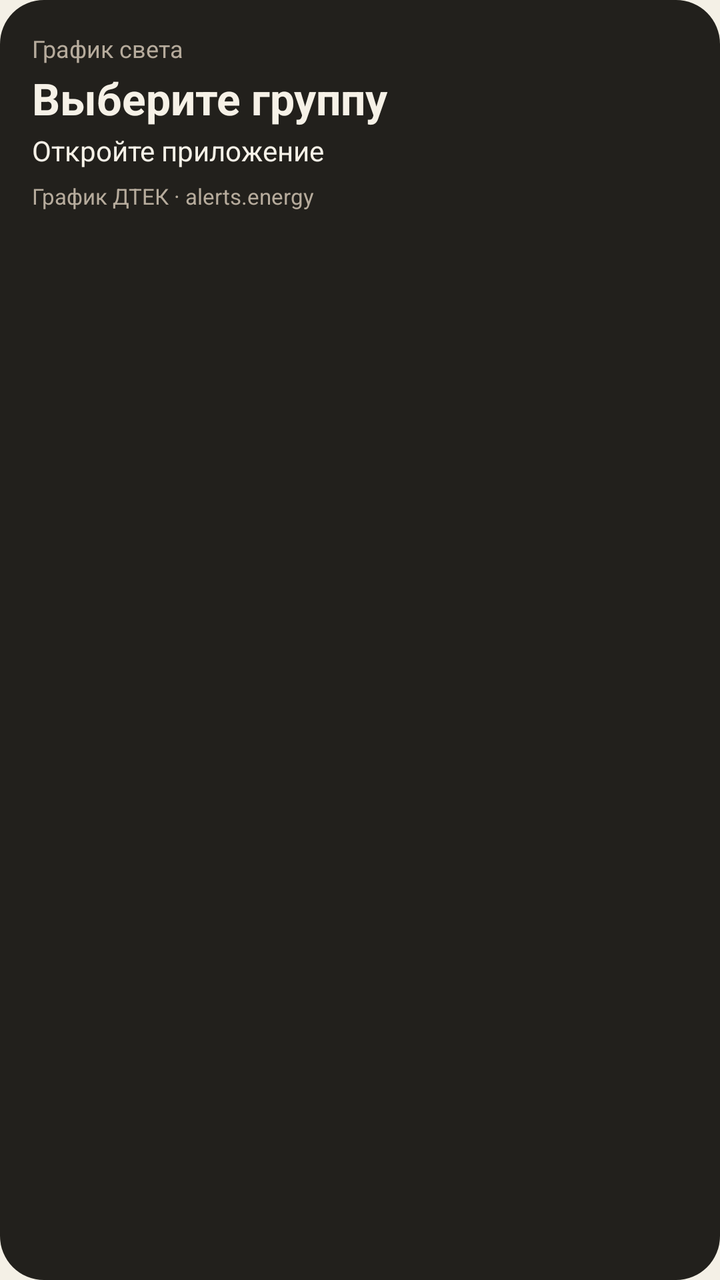
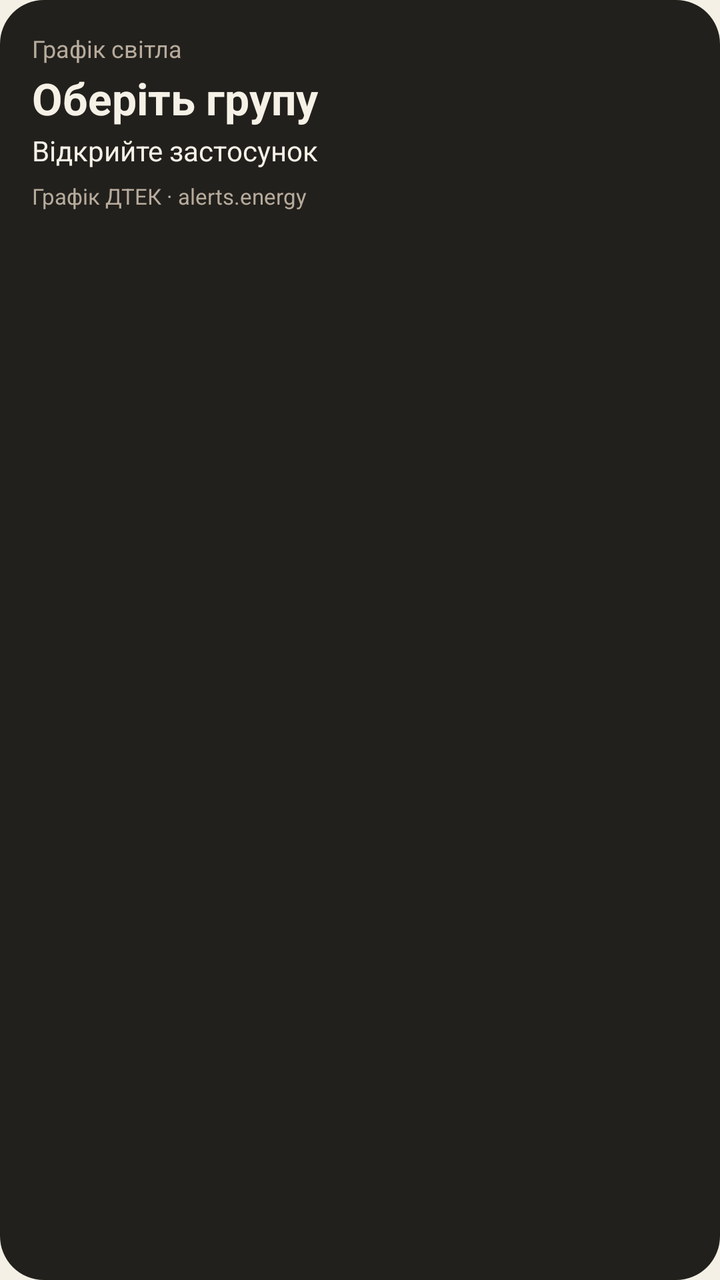

Before-and-after screenshots of an Android layout around one commit, followed by the original layout XML and the change that was made.
<!-- AndroidManifest.xml: application theme Theme.Svitlo -->
<!-- res/layout/widget_svitlo.xml -->
<?xml version="1.0" encoding="utf-8"?>
<LinearLayout xmlns:android="http://schemas.android.com/apk/res/android"
    android:id="@+id/widget_root"
    android:layout_width="match_parent"
    android:layout_height="match_parent"
    android:background="@drawable/widget_bg"
    android:orientation="vertical"
    android:padding="16dp">

    <TextView
        android:id="@+id/widget_kicker"
        android:layout_width="match_parent"
        android:layout_height="wrap_content"
        android:text="График света"
        android:maxLines="2"
        android:ellipsize="end"
        android:textColor="#B6AB9C"
        android:textSize="12sp" />

    <TextView
        android:id="@+id/widget_status"
        android:layout_width="match_parent"
        android:layout_height="wrap_content"
        android:layout_marginTop="2dp"
        android:text="Выберите группу"
        android:textColor="#F6F1E7"
        android:textSize="22sp"
        android:textStyle="bold" />

    <TextView
        android:id="@+id/widget_next"
        android:layout_width="match_parent"
        android:layout_height="wrap_content"
        android:layout_marginTop="2dp"
        android:ellipsize="end"
        android:maxLines="2"
        android:text="Откройте приложение"
        android:textColor="#F6F1E7"
        android:textSize="14sp" />

    <ImageView
        android:id="@+id/widget_scale"
        android:layout_width="match_parent"
        android:layout_height="32dp"
        android:layout_marginTop="8dp"
        android:contentDescription="График на сегодня"
        android:scaleType="fitXY"
        android:visibility="gone" />

    <TextView
        android:id="@+id/widget_updated"
        android:layout_width="match_parent"
        android:layout_height="wrap_content"
        android:layout_marginTop="6dp"
        android:text="График ДТЕК · alerts.energy"
        android:textColor="#B6AB9C"
        android:textSize="11sp" />
</LinearLayout>
<!-- resources referenced by this layout -->
<resources>
  <!-- drawable widget_bg (drawable) -->
  <shape xmlns:android="http://schemas.android.com/apk/res/android"
      android:shape="rectangle">
      <solid android:color="@color/widget_bg" />
      <corners android:radius="22dp" />
  </shape>
  <style name="Theme.Svitlo" parent="android:Theme.Material.NoActionBar">
          <item name="android:statusBarColor">#F4F0E6</item>
          <item name="android:navigationBarColor">#F4F0E6</item>
          <item name="android:windowBackground">#F4F0E6</item>
          <item name="android:windowLightStatusBar">true</item>
          <item name="android:windowLightNavigationBar">true</item>
      </style>
  <color name="widget_bg">#22201C</color>
</resources>

<!-- the commit's change to res/layout/widget_svitlo.xml (unified diff, before → after) -->
@@ -11,7 +11,7 @@
         android:id="@+id/widget_kicker"
         android:layout_width="match_parent"
         android:layout_height="wrap_content"
-        android:text="График света"
+        android:text="Графік світла"
         android:maxLines="2"
         android:ellipsize="end"
         android:textColor="#B6AB9C"
@@ -22,7 +22,7 @@
         android:layout_width="match_parent"
         android:layout_height="wrap_content"
         android:layout_marginTop="2dp"
-        android:text="Выберите группу"
+        android:text="Оберіть групу"
         android:textColor="#F6F1E7"
         android:textSize="22sp"
         android:textStyle="bold" />
@@ -34,7 +34,7 @@
         android:layout_marginTop="2dp"
         android:ellipsize="end"
         android:maxLines="2"
-        android:text="Откройте приложение"
+        android:text="Відкрийте застосунок"
         android:textColor="#F6F1E7"
         android:textSize="14sp" />
 
@@ -43,7 +43,7 @@
         android:layout_width="match_parent"
         android:layout_height="32dp"
         android:layout_marginTop="8dp"
-        android:contentDescription="График на сегодня"
+        android:contentDescription="Графік на сьогодні"
         android:scaleType="fitXY"
         android:visibility="gone" />
 
@@ -52,7 +52,7 @@
         android:layout_width="match_parent"
         android:layout_height="wrap_content"
         android:layout_marginTop="6dp"
-        android:text="График ДТЕК · alerts.energy"
+        android:text="Графік ДТЕК · alerts.energy"
         android:textColor="#B6AB9C"
         android:textSize="11sp" />
 </LinearLayout>
